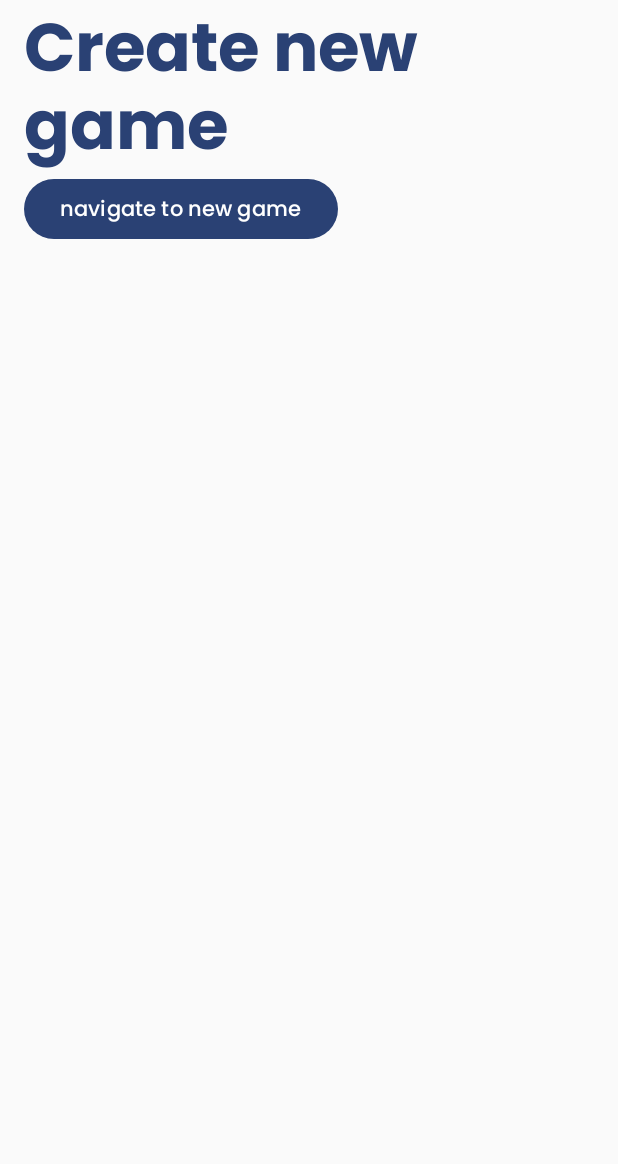
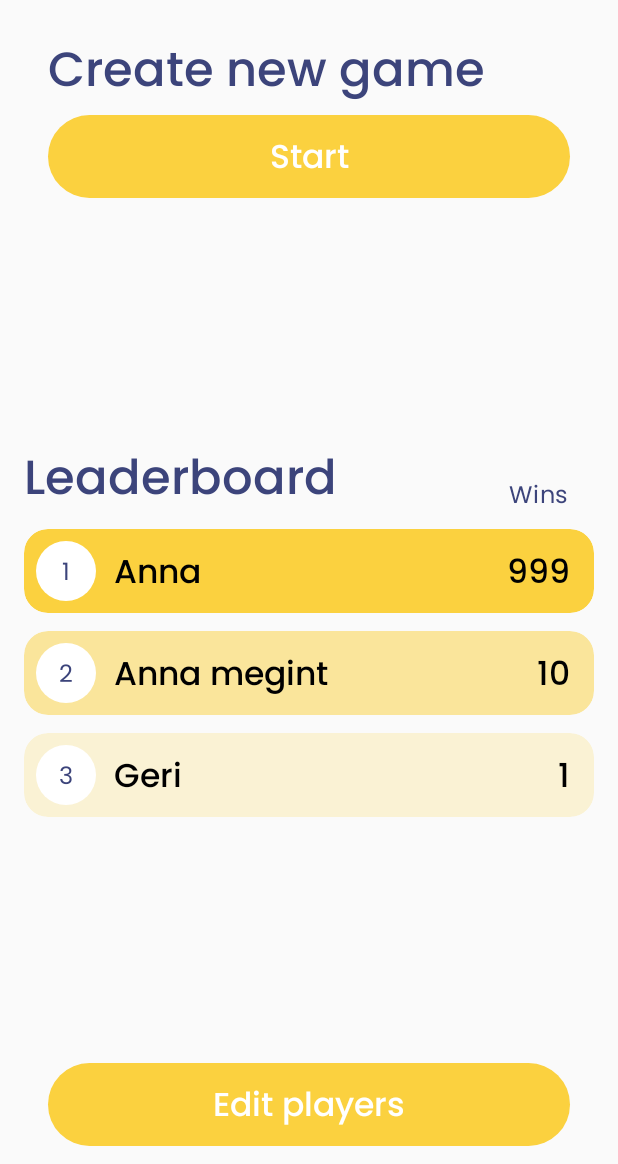
Before and after one commit to gergelynmth/all-fives-dominoes-the-scoreboard, an Android app built with Jetpack Compose: the screen it shows after launch (MainActivity), on a phone screen of 412 x 824 dp, the part 72-1236 px from its top. Run offline under Robolectric (Android 15) with nearby library versions, the phone set to English and light mode, and no system bars; our stand-ins replace Room's generated code.

Commit message:
Design home screen

```diff
--- a/app/src/main/kotlin/hu/nmth/afd/di/UiModule.kt
+++ b/app/src/main/kotlin/hu/nmth/afd/di/UiModule.kt
@@ -2,6 +2,7 @@ package hu.nmth.afd.di
 
 import hu.nmth.afd.feature.game.GameViewModel
 import hu.nmth.afd.feature.newgame.NewGameViewModel
+import hu.nmth.afd.feature.players.PlayersViewModel
 import org.koin.core.module.dsl.viewModel
 import org.koin.dsl.module
 
@@ -15,4 +16,5 @@ val uiModule = module {
             player4 = parameters.get(),
         )
     }
+    viewModel { PlayersViewModel(get()) }
 }
--- a/app/src/main/kotlin/hu/nmth/afd/feature/home/HomeScreen.kt
+++ b/app/src/main/kotlin/hu/nmth/afd/feature/home/HomeScreen.kt
@@ -1,14 +1,14 @@
 package hu.nmth.afd.feature.home
 
+import androidx.compose.foundation.layout.Arrangement
 import androidx.compose.foundation.layout.Box
 import androidx.compose.foundation.layout.Column
 import androidx.compose.foundation.layout.fillMaxHeight
 import androidx.compose.foundation.layout.fillMaxSize
 import androidx.compose.foundation.layout.fillMaxWidth
+import androidx.compose.foundation.layout.navigationBarsPadding
 import androidx.compose.foundation.layout.padding
-import androidx.compose.material3.Button
 import androidx.compose.material3.MaterialTheme
-import androidx.compose.material3.Text
 import androidx.compose.runtime.Composable
 import androidx.compose.ui.Modifier
 import androidx.compose.ui.res.stringResource
@@ -17,19 +17,25 @@ import hu.nmth.afd.R
 import hu.nmth.afd.designsystem.theme.AfdTheme
 import hu.nmth.afd.designsystem.theme.spacing
 import hu.nmth.afd.designsystem.ui.components.AfdAppBar
+import hu.nmth.afd.designsystem.ui.components.buttons.AfdButton
+import hu.nmth.afd.feature.home.components.HomeLeaderBoard
+import hu.nmth.afd.feature.home.components.NewGameCard
 
 @Composable
 fun HomeScreen(
-    navigateToNewGame: () -> Unit
+    navigateToNewGame: () -> Unit,
+    navigateToPlayers: () -> Unit,
 ) {
     HomeContent(
-        navigateToNewGame = navigateToNewGame
+        navigateToNewGame = navigateToNewGame,
+        navigateToPlayers = navigateToPlayers,
     )
 }
 
 @Composable
 private fun HomeContent(
-    navigateToNewGame: () -> Unit
+    navigateToNewGame: () -> Unit,
+    navigateToPlayers: () -> Unit
 ) {
     Box(modifier = Modifier.fillMaxSize()) {
         Column(
@@ -39,22 +45,28 @@ private fun HomeContent(
 
             Column(
                 modifier = Modifier
+                    .fillMaxHeight()
                     .fillMaxWidth()
-                    .padding(horizontal = MaterialTheme.spacing.spacing400)
+                    .padding(horizontal = MaterialTheme.spacing.spacing400),
+                verticalArrangement = Arrangement.SpaceBetween
             ) {
-                // Title of create new game
-                Text(
-                    modifier = Modifier.fillMaxWidth(),
-                    text = stringResource(id = R.string.home_create_new_game_title),
-                    style = MaterialTheme.typography.displayMedium,
-                    color = MaterialTheme.colorScheme.primary
+                NewGameCard(
+                    modifier = Modifier
+                        .padding(top = MaterialTheme.spacing.spacing600)
+                        .padding(horizontal = MaterialTheme.spacing.spacing400),
+                    startGameCreate = navigateToNewGame
                 )
 
-                Button(
-                    onClick = navigateToNewGame
-                ) {
-                    Text(text = "navigate to new game")
-                }
+                HomeLeaderBoard()
+
+                AfdButton(
+                    modifier = Modifier
+                        .navigationBarsPadding()
+                        .padding(bottom = MaterialTheme.spacing.spacing300)
+                        .padding(horizontal = MaterialTheme.spacing.spacing400),
+                    label = stringResource(id = R.string.home_edit_players_button_label),
+                    onClick = navigateToPlayers
+                )
             }
         }
 
@@ -66,7 +78,8 @@ private fun HomeContent(
 private fun HomeScreenPreview() {
     AfdTheme {
         HomeContent(
-            navigateToNewGame = {}
+            navigateToNewGame = {},
+            navigateToPlayers = {}
         )
     }
 }
--- /dev/null
+++ b/app/src/main/kotlin/hu/nmth/afd/feature/home/components/HomeLeaderBoard.kt
@@ -0,0 +1,70 @@
+package hu.nmth.afd.feature.home.components
+
+import androidx.compose.foundation.layout.Arrangement
+import androidx.compose.foundation.layout.Column
+import androidx.compose.foundation.layout.Row
+import androidx.compose.foundation.layout.fillMaxWidth
+import androidx.compose.foundation.layout.padding
+import androidx.compose.material3.MaterialTheme
+import androidx.compose.material3.Text
+import androidx.compose.runtime.Composable
+import androidx.compose.ui.Alignment
+import androidx.compose.ui.Modifier
+import androidx.compose.ui.res.stringResource
+import hu.nmth.afd.R
+import hu.nmth.afd.designsystem.theme.TextBrandStrong
+import hu.nmth.afd.designsystem.theme.spacing
+
+@Composable
+fun HomeLeaderBoard(modifier: Modifier = Modifier) {
+    Column(
+        modifier = modifier
+            .fillMaxWidth(),
+        horizontalAlignment = Alignment.CenterHorizontally,
+        verticalArrangement = Arrangement.spacedBy(MaterialTheme.spacing.spacing300)
+    ) {
+        Row(
+            modifier = Modifier
+                .fillMaxWidth()
+                .padding(end = MaterialTheme.spacing.spacing400),
+            horizontalArrangement = Arrangement.SpaceBetween,
+            verticalAlignment = Alignment.Bottom
+        ) {
+            Text(
+                text = stringResource(id = R.string.home_leaderboard_title),
+                style = MaterialTheme.typography.headlineLarge,
+                color = TextBrandStrong
+            )
+
+            Text(
+                text = stringResource(id = R.string.home_leaderboard_wins_title),
+                style = MaterialTheme.typography.bodyLarge,
+                color = TextBrandStrong
+            )
+        }
+
+        Column(
+            modifier = Modifier.fillMaxWidth(),
+            verticalArrangement = Arrangement.spacedBy(MaterialTheme.spacing.spacing300)
+        ) {
+
+            LeaderBoardCard(
+                player = "Anna",
+                place = LeaderBoardCardPlace.First,
+                wins = "999"
+            )
+
+            LeaderBoardCard(
+                player = "Anna megint",
+                place = LeaderBoardCardPlace.Second,
+                wins = "10"
+            )
+
+            LeaderBoardCard(
+                player = "Geri",
+                place = LeaderBoardCardPlace.Third,
+                wins = "1"
+            )
+        }
+    }
+}
--- /dev/null
+++ b/app/src/main/kotlin/hu/nmth/afd/feature/home/components/LeaderBoardCard.kt
@@ -0,0 +1,87 @@
+package hu.nmth.afd.feature.home.components
+
+import androidx.compose.foundation.background
+import androidx.compose.foundation.layout.Arrangement
+import androidx.compose.foundation.layout.Box
+import androidx.compose.foundation.layout.Row
+import androidx.compose.foundation.layout.fillMaxWidth
+import androidx.compose.foundation.layout.padding
+import androidx.compose.foundation.layout.size
+import androidx.compose.material3.MaterialTheme
+import androidx.compose.material3.Text
+import androidx.compose.runtime.Composable
+import androidx.compose.ui.Alignment
+import androidx.compose.ui.Modifier
+import androidx.compose.ui.draw.clip
+import androidx.compose.ui.graphics.Color
+import androidx.compose.ui.text.style.TextOverflow
+import androidx.compose.ui.tooling.preview.Preview
+import hu.nmth.afd.designsystem.theme.AfdTheme
+import hu.nmth.afd.designsystem.theme.MainOrange
+import hu.nmth.afd.designsystem.theme.TextBrandStrong
+import hu.nmth.afd.designsystem.theme.WhiteBackground
+import hu.nmth.afd.designsystem.theme.shape
+import hu.nmth.afd.designsystem.theme.spacing
+
+enum class LeaderBoardCardPlace(val color: Color, val place: String) {
+    First(MainOrange, "1"),
+    Second(MainOrange.copy(alpha = 0.5f), "2"),
+    Third(MainOrange.copy(alpha = 0.2f), "3")
+}
+
+@Composable
+fun LeaderBoardCard(
+    modifier: Modifier = Modifier,
+    place: LeaderBoardCardPlace,
+    player: String,
+    wins: String,
+) {
+    Row(
+        modifier = modifier
+            .fillMaxWidth()
+            .clip(MaterialTheme.shape.radius400)
+            .background(place.color, MaterialTheme.shape.radius400)
+            .padding(MaterialTheme.spacing.spacing200),
+        verticalAlignment = Alignment.CenterVertically,
+        horizontalArrangement = Arrangement.spacedBy(MaterialTheme.spacing.spacing300)
+    ) {
+        Box(
+            modifier = Modifier
+                .size(MaterialTheme.spacing.spacing1000)
+                .background(WhiteBackground, MaterialTheme.shape.rounded),
+            contentAlignment = Alignment.Center
+        ) {
+            Text(
+                text = place.place,
+                style = MaterialTheme.typography.bodyLarge,
+                color = TextBrandStrong,
+                overflow = TextOverflow.Ellipsis
+            )
+        }
+
+        Text(
+            modifier = Modifier.weight(1f),
+            text = player,
+            style = MaterialTheme.typography.titleLarge,
+            overflow = TextOverflow.Ellipsis
+        )
+
+        Text(
+            modifier = Modifier.padding(end = MaterialTheme.spacing.spacing200),
+            text = wins,
+            style = MaterialTheme.typography.titleLarge
+        )
+    }
+}
+
+@Preview
+@Composable
+private fun LeaderBoardCardPreview() {
+    AfdTheme {
+        LeaderBoardCard(
+            player = "Anna",
+            place = LeaderBoardCardPlace.First,
+            wins = "10"
+        )
+    }
+}
--- /dev/null
+++ b/app/src/main/kotlin/hu/nmth/afd/feature/home/components/NewGameCard.kt
@@ -0,0 +1,49 @@
+package hu.nmth.afd.feature.home.components
+
+import androidx.compose.foundation.layout.Arrangement
+import androidx.compose.foundation.layout.Column
+import androidx.compose.foundation.layout.fillMaxWidth
+import androidx.compose.material3.MaterialTheme
+import androidx.compose.material3.Text
+import androidx.compose.runtime.Composable
+import androidx.compose.ui.Modifier
+import androidx.compose.ui.res.stringResource
+import androidx.compose.ui.tooling.preview.Preview
+import hu.nmth.afd.R
+import hu.nmth.afd.designsystem.theme.AfdTheme
+import hu.nmth.afd.designsystem.theme.TextBrandStrong
+import hu.nmth.afd.designsystem.theme.spacing
+import hu.nmth.afd.designsystem.ui.components.buttons.AfdButton
+
+@Composable
+fun NewGameCard(
+    modifier: Modifier = Modifier,
+    startGameCreate: () -> Unit
+) {
+    Column(
+        modifier = modifier
+            .fillMaxWidth(),
+        verticalArrangement = Arrangement.spacedBy(MaterialTheme.spacing.spacing200)
+    ) {
+        Text(
+            text = stringResource(id = R.string.home_create_new_game_title),
+            style = MaterialTheme.typography.headlineLarge,
+            color = TextBrandStrong
+        )
+
+        AfdButton(
+            label = stringResource(id = R.string.home_create_new_game_button_label),
+            onClick = startGameCreate
+        )
+    }
+}
+
+@Preview
+@Composable
+private fun NewGameCardPreview() {
+    AfdTheme {
+        NewGameCard(
+            startGameCreate = {}
+        )
+    }
+}
--- /dev/null
+++ b/app/src/main/kotlin/hu/nmth/afd/feature/players/PlayersIntent.kt
@@ -0,0 +1,5 @@
+package hu.nmth.afd.feature.players
+
+sealed class PlayersIntent {
+    data object FetchPlayers : PlayersIntent()
+}
--- /dev/null
+++ b/app/src/main/kotlin/hu/nmth/afd/feature/players/PlayersNavDestination.kt
@@ -0,0 +1,6 @@
+package hu.nmth.afd.feature.players
+
+import kotlinx.serialization.Serializable
+
+@Serializable
+object PlayersNavDestination
--- /dev/null
+++ b/app/src/main/kotlin/hu/nmth/afd/feature/players/PlayersScreen.kt
@@ -0,0 +1,16 @@
+package hu.nmth.afd.feature.players
+
+import androidx.compose.runtime.Composable
+import org.koin.androidx.compose.koinViewModel
+
+@Composable
+fun PlayersScreen(
+    viewModel: PlayersViewModel = koinViewModel<PlayersViewModel>(),
+) {
+    PlayersContent()
+}
+
+@Composable
+fun PlayersContent() {
+
+}
--- /dev/null
+++ b/app/src/main/kotlin/hu/nmth/afd/feature/players/PlayersViewModel.kt
@@ -0,0 +1,14 @@
+package hu.nmth.afd.feature.players
+
+import androidx.lifecycle.ViewModel
+import hu.nmth.afd.domain.repositories.IPlayerRepository
+import kotlinx.coroutines.flow.MutableStateFlow
+import kotlinx.coroutines.flow.StateFlow
+
+class PlayersViewModel(
+    private val playerRepository: IPlayerRepository
+) : ViewModel() {
+
+    private val _state = MutableStateFlow(PlayersViewState())
+    val state: StateFlow<PlayersViewState> = _state
+}
--- /dev/null
+++ b/app/src/main/kotlin/hu/nmth/afd/feature/players/PlayersViewState.kt
@@ -0,0 +1,5 @@
+package hu.nmth.afd.feature.players
+
+data class PlayersViewState(
+    val loading: Boolean = true
+)
--- a/app/src/main/kotlin/hu/nmth/afd/navigation/AdfNavHost.kt
+++ b/app/src/main/kotlin/hu/nmth/afd/navigation/AdfNavHost.kt
@@ -13,8 +13,11 @@ import hu.nmth.afd.feature.home.HomeScreen
 import hu.nmth.afd.feature.home.HomeScreenDestination
 import hu.nmth.afd.feature.newgame.NewGameScreen
 import hu.nmth.afd.feature.newgame.NewGameScreenDestination
+import hu.nmth.afd.feature.players.PlayersNavDestination
+import hu.nmth.afd.feature.players.PlayersScreen
 import hu.nmth.afd.navigation.typeutil.parcelableType
 import kotlin.reflect.typeOf
+
 
 @Composable
 fun AdfNavHost(
@@ -29,6 +32,11 @@ fun AdfNavHost(
                 navigateToNewGame = {
                     navController.navigate(
                         NewGameScreenDestination
+                    )
+                },
+                navigateToPlayers = {
+                    navController.navigate(
+                        PlayersNavDestination
                     )
                 }
             )
@@ -65,5 +73,9 @@ fun AdfNavHost(
                 }
             )
         }
+
+        composable<PlayersNavDestination> {
+            PlayersScreen()
+        }
     }
 }
--- a/app/src/main/res/values/strings.xml
+++ b/app/src/main/res/values/strings.xml
@@ -8,6 +8,10 @@
 
     <!--  Home screen related  -->
     <string name="home_create_new_game_title">Create new game</string>
+    <string name="home_create_new_game_button_label">Start</string>
+    <string name="home_edit_players_button_label">Edit players</string>
+    <string name="home_leaderboard_title">Leaderboard</string>
+    <string name="home_leaderboard_wins_title">Wins</string>
 
     <!--  New game related  -->
     <string name="new_game_title">Set up new game</string>
```
